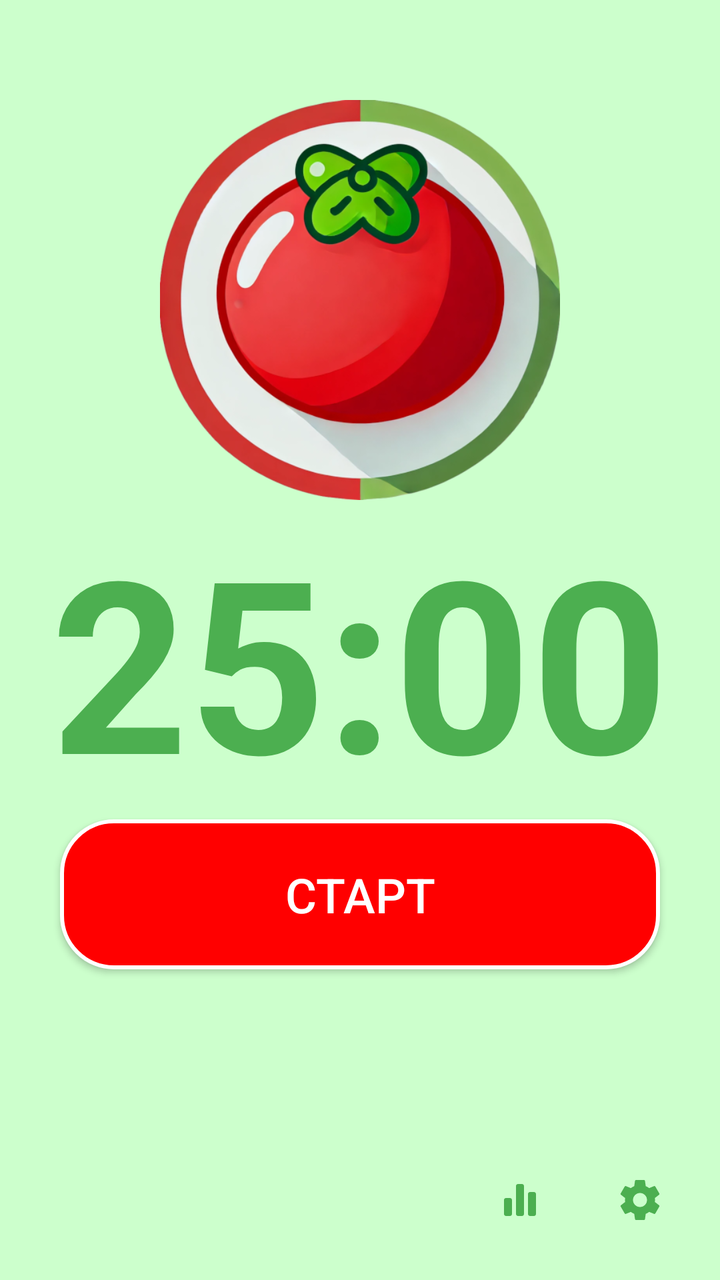
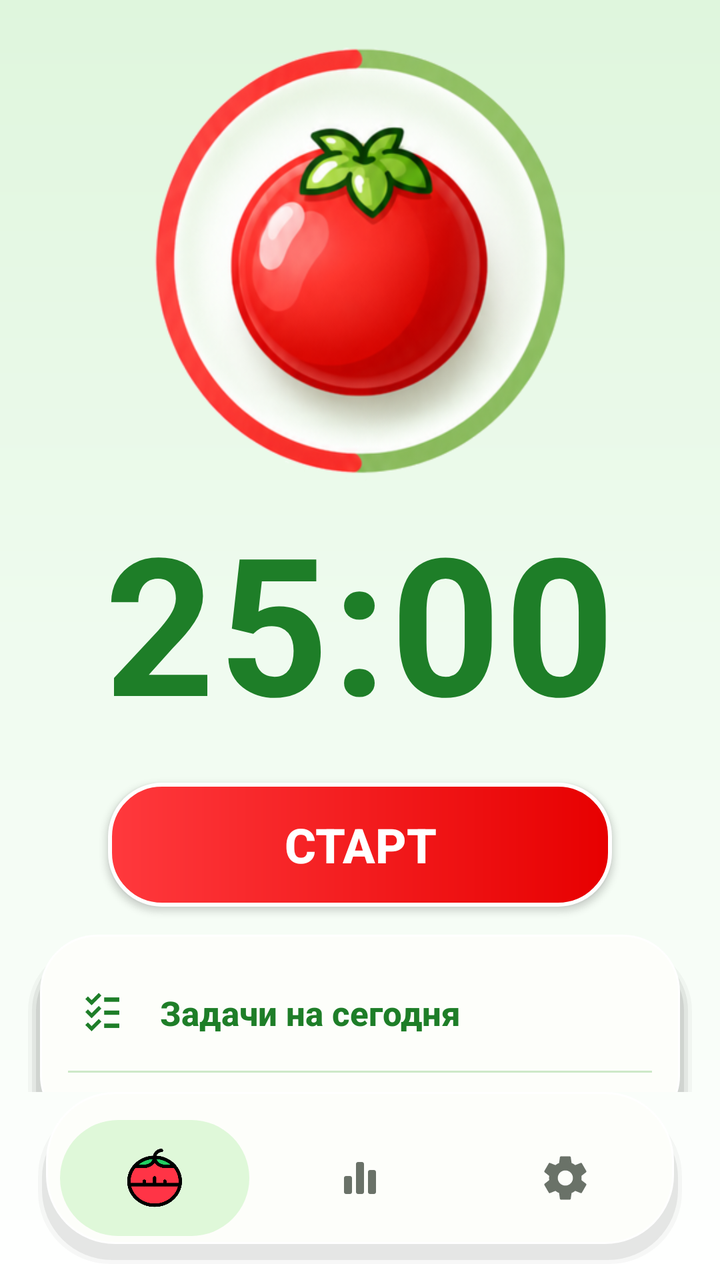

Compare the two renders of this Android layout. The source of the first and the diff that turns it into the second are given below.
<!-- AndroidManifest.xml: application theme Theme.Pomodoro -->
<!-- res/layout/activity_main.xml -->
<?xml version="1.0" encoding="utf-8"?>
<androidx.constraintlayout.widget.ConstraintLayout xmlns:android="http://schemas.android.com/apk/res/android"
    xmlns:app="http://schemas.android.com/apk/res-auto"
    android:layout_width="match_parent"
    android:layout_height="match_parent"
    android:background="@color/pale_green">

    
    <ImageView
        android:id="@+id/logo"
        android:layout_width="200dp"
        android:layout_height="200dp"
        android:layout_marginTop="50dp"
        android:src="@drawable/logo"
        app:layout_constraintEnd_toEndOf="parent"
        app:layout_constraintStart_toStartOf="parent"
        app:layout_constraintTop_toTopOf="parent" />

    
    <TextView
        android:id="@+id/timer_text"
        android:layout_width="wrap_content"
        android:layout_height="wrap_content"
        android:layout_marginBottom="24dp"
        android:text="@string/TimerInitialTime"
        android:textColor="@color/timer_green"
        android:textSize="120sp"
        android:textStyle="bold"
        app:layout_constraintEnd_toEndOf="parent"
        app:layout_constraintStart_toStartOf="parent"
        app:layout_constraintTop_toBottomOf="@id/logo" />

    
    <Button
        android:id="@+id/start_button"
        android:layout_width="@dimen/button_width"
        android:layout_height="@dimen/button_height"
        android:layout_marginBottom="24dp"
        android:background="@drawable/rounded_button"
        android:text="@string/Start"
        android:textColor="@android:color/white"
        android:textSize="24sp"
        app:layout_constraintEnd_toEndOf="parent"
        app:layout_constraintStart_toStartOf="parent"
        app:layout_constraintTop_toBottomOf="@id/timer_text" />

    
    <GridLayout
        android:id="@+id/tomato_grid"
        android:layout_width="wrap_content"
        android:layout_height="wrap_content"
        android:layout_marginTop="30dp"
        android:columnCount="6"
        android:rowCount="2"
        app:layout_constraintEnd_toEndOf="parent"
        app:layout_constraintStart_toStartOf="parent"
        app:layout_constraintTop_toBottomOf="@id/start_button" />

    
    <ImageButton
        android:id="@+id/statistics_button"
        android:layout_width="48dp"
        android:layout_height="48dp"
        android:layout_marginEnd="12dp"
        android:layout_marginBottom="16dp"
        android:background="?attr/selectableItemBackgroundBorderless"
        android:contentDescription="@string/statistics"
        android:padding="12dp"
        android:scaleType="centerInside"
        android:src="@drawable/ic_statistics"
        android:tint="@color/timer_green"
        app:layout_constraintBottom_toBottomOf="parent"
        app:layout_constraintEnd_toStartOf="@id/settings_button" />

    
    <ImageButton
        android:id="@+id/settings_button"
        android:layout_width="48dp"
        android:layout_height="48dp"
        android:layout_marginEnd="16dp"
        android:layout_marginBottom="16dp"
        android:background="?attr/selectableItemBackgroundBorderless"
        android:contentDescription="@string/settings"
        android:padding="12dp"
        android:scaleType="centerInside"
        android:src="@drawable/ic_settings"
        android:tint="@color/timer_green"
        app:layout_constraintBottom_toBottomOf="parent"
        app:layout_constraintEnd_toEndOf="parent" />

</androidx.constraintlayout.widget.ConstraintLayout>
<!-- resources referenced by this layout -->
<resources>
  <color name="pale_green">#CCFFCC</color>
  <color name="timer_green">#4CAF50</color>
  <dimen name="button_height">75dp</dimen>
  <dimen name="button_width">300dp</dimen>
  <!-- drawable logo: png bitmap (drawable, 169797 bytes) -->
  <!-- drawable rounded_button (drawable) -->
  <?xml version="1.0" encoding="utf-8"?>
  <shape xmlns:android="http://schemas.android.com/apk/res/android">
      <solid android:color="@color/button_red" /> 
  
      <corners android:radius="26dp" /> 
  
      <padding
          android:left="10dp"
          android:right="10dp"
          android:top="10dp"
          android:bottom="10dp" />
  
      <stroke
          android:width="2dp"
          android:color="@android:color/white" /> 
  </shape>
  <style name="Theme.Pomodoro" parent="Theme.AppCompat.Light.NoActionBar">
          
      </style>
  <color name="button_red">#FF0000</color>
  <!-- unchanged entries left out for length: 6 -->
</resources>

<!-- the commit's change to res/layout/activity_main.xml (unified diff, before → after) -->
@@ -3,89 +3,201 @@
     xmlns:app="http://schemas.android.com/apk/res-auto"
     android:layout_width="match_parent"
     android:layout_height="match_parent"
-    android:background="@color/pale_green">
-
-    
-    <ImageView
-        android:id="@+id/logo"
-        android:layout_width="200dp"
-        android:layout_height="200dp"
-        android:layout_marginTop="50dp"
-        android:src="@drawable/logo"
+    android:background="@drawable/bg_app_surface">
+
+    <ScrollView
+        android:id="@+id/main_scroll"
+        android:layout_width="0dp"
+        android:layout_height="0dp"
+        android:clipToPadding="false"
+        android:fillViewport="true"
+        android:overScrollMode="never"
+        android:scrollbars="none"
+        app:layout_constraintBottom_toTopOf="@id/bottom_navigation"
         app:layout_constraintEnd_toEndOf="parent"
         app:layout_constraintStart_toStartOf="parent"
-        app:layout_constraintTop_toTopOf="parent" />
-
-    
-    <TextView
-        android:id="@+id/timer_text"
-        android:layout_width="wrap_content"
-        android:layout_height="wrap_content"
-        android:layout_marginBottom="24dp"
-        android:text="@string/TimerInitialTime"
-        android:textColor="@color/timer_green"
-        android:textSize="120sp"
-        android:textStyle="bold"
+        app:layout_constraintTop_toTopOf="parent">
+
+        <LinearLayout
+            android:id="@+id/main_content"
+            android:layout_width="match_parent"
+            android:layout_height="wrap_content"
+            android:gravity="center_horizontal"
+            android:orientation="vertical"
+            android:paddingStart="@dimen/screen_horizontal_padding"
+            android:paddingTop="9dp"
+            android:paddingEnd="@dimen/screen_horizontal_padding"
+            android:paddingBottom="18dp">
+
+            <ImageView
+                android:id="@+id/logo"
+                android:layout_width="@dimen/main_logo_size"
+                android:layout_height="@dimen/main_logo_size"
+                android:adjustViewBounds="true"
+                android:contentDescription="@string/home"
+                android:scaleType="fitCenter"
+                android:src="@drawable/hero_tomato" />
+
+            <TextView
+                android:id="@+id/timer_text"
+                android:layout_width="wrap_content"
+                android:layout_height="wrap_content"
+                android:includeFontPadding="false"
+                android:letterSpacing="0.02"
+                android:text="@string/TimerInitialTime"
+                android:textColor="@color/timer_green"
+                android:textSize="96sp"
+                android:textStyle="bold" />
+
+            <Button
+                android:id="@+id/start_button"
+                android:layout_width="match_parent"
+                android:layout_height="@dimen/button_height"
+                android:layout_marginStart="42dp"
+                android:layout_marginTop="20dp"
+                android:layout_marginEnd="42dp"
+                android:background="@drawable/rounded_button"
+                android:fontFamily="sans-serif-medium"
+                android:text="@string/Start"
+                android:textColor="@android:color/white"
+                android:textSize="24sp"
+                android:textStyle="bold" />
+
+            <LinearLayout
+                android:id="@+id/tasks_card"
+                android:layout_width="match_parent"
+                android:layout_height="wrap_content"
+                android:layout_marginTop="14dp"
+                android:background="@drawable/bg_card"
+                android:orientation="vertical"
+                android:paddingStart="@dimen/card_padding"
+                android:paddingTop="22dp"
+                android:paddingEnd="@dimen/card_padding"
+                android:paddingBottom="22dp">
+
+                <LinearLayout
+                    android:layout_width="match_parent"
+                    android:layout_height="wrap_content"
+                    android:gravity="center_vertical"
+                    android:orientation="horizontal">
+
+                    <ImageView
+                        android:layout_width="34dp"
+                        android:layout_height="34dp"
+                        android:contentDescription="@string/tasks_today"
+                        android:padding="4dp"
+                        android:src="@drawable/ic_tasks" />
+
+                    <TextView
+                        android:layout_width="0dp"
+                        android:layout_height="wrap_content"
+                        android:layout_marginStart="12dp"
+                        android:layout_weight="1"
+                        android:fontFamily="sans-serif-medium"
+                        android:text="@string/tasks_today"
+                        android:textColor="@color/timer_green"
+                        android:textSize="17sp"
+                        android:textStyle="bold" />
+                </LinearLayout>
+
+                <View
+                    android:layout_width="match_parent"
+                    android:layout_height="1dp"
+                    android:layout_marginTop="12dp"
+                    android:layout_marginBottom="18dp"
+                    android:background="@drawable/bg_soft_divider" />
+
+                <GridLayout
+                    android:id="@+id/tomato_grid"
+                    android:layout_width="wrap_content"
+                    android:layout_height="wrap_content"
+                    android:layout_gravity="center_horizontal"
+                    android:alignmentMode="alignMargins"
+                    android:columnCount="5"
+                    android:rowCount="4"
+                    android:useDefaultMargins="false" />
+            </LinearLayout>
+        </LinearLayout>
+    </ScrollView>
+
+    <LinearLayout
+        android:id="@+id/bottom_navigation"
+        android:layout_width="0dp"
+        android:layout_height="@dimen/bottom_nav_height"
+        android:layout_marginStart="@dimen/bottom_nav_margin"
+        android:layout_marginEnd="@dimen/bottom_nav_margin"
+        android:layout_marginBottom="8dp"
+        android:background="@drawable/bg_bottom_nav"
+        android:gravity="center"
+        android:orientation="horizontal"
+        android:paddingStart="12dp"
+        android:paddingEnd="12dp"
+        app:layout_constraintBottom_toBottomOf="parent"
         app:layout_constraintEnd_toEndOf="parent"
-        app:layout_constraintStart_toStartOf="parent"
-        app:layout_constraintTop_toBottomOf="@id/logo" />
-
-    
-    <Button
-        android:id="@+id/start_button"
-        android:layout_width="@dimen/button_width"
-        android:layout_height="@dimen/button_height"
-        android:layout_marginBottom="24dp"
-        android:background="@drawable/rounded_button"
-        android:text="@string/Start"
-        android:textColor="@android:color/white"
-        android:textSize="24sp"
-        app:layout_constraintEnd_toEndOf="parent"
-        app:layout_constraintStart_toStartOf="parent"
-        app:layout_constraintTop_toBottomOf="@id/timer_text" />
-
-    
-    <GridLayout
-        android:id="@+id/tomato_grid"
-        android:layout_width="wrap_content"
-        android:layout_height="wrap_content"
-        android:layout_marginTop="30dp"
-        android:columnCount="6"
-        android:rowCount="2"
-        app:layout_constraintEnd_toEndOf="parent"
-        app:layout_constraintStart_toStartOf="parent"
-        app:layout_constraintTop_toBottomOf="@id/start_button" />
-
-    
-    <ImageButton
-        android:id="@+id/statistics_button"
-        android:layout_width="48dp"
-        android:layout_height="48dp"
-        android:layout_marginEnd="12dp"
-        android:layout_marginBottom="16dp"
-        android:background="?attr/selectableItemBackgroundBorderless"
-        android:contentDescription="@string/statistics"
-        android:padding="12dp"
-        android:scaleType="centerInside"
-        android:src="@drawable/ic_statistics"
-        android:tint="@color/timer_green"
-        app:layout_constraintBottom_toBottomOf="parent"
-        app:layout_constraintEnd_toStartOf="@id/settings_button" />
-
-    
-    <ImageButton
-        android:id="@+id/settings_button"
-        android:layout_width="48dp"
-        android:layout_height="48dp"
-        android:layout_marginEnd="16dp"
-        android:layout_marginBottom="16dp"
-        android:background="?attr/selectableItemBackgroundBorderless"
-        android:contentDescription="@string/settings"
-        android:padding="12dp"
-        android:scaleType="centerInside"
-        android:src="@drawable/ic_settings"
-        android:tint="@color/timer_green"
-        app:layout_constraintBottom_toBottomOf="parent"
-        app:layout_constraintEnd_toEndOf="parent" />
-
+        app:layout_constraintStart_toStartOf="parent">
+
+        <LinearLayout
+            android:id="@+id/home_button"
+            android:layout_width="0dp"
+            android:layout_height="@dimen/bottom_nav_item_height"
+            android:layout_weight="1"
+            android:background="@drawable/bg_nav_selected"
+            android:gravity="center"
+            android:orientation="horizontal"
+            android:paddingStart="8dp"
+            android:paddingEnd="8dp">
+
+            <ImageView
+                android:layout_width="@dimen/nav_icon_size"
+                android:layout_height="@dimen/nav_icon_size"
+                android:contentDescription="@string/home"
+                android:src="@drawable/tomato_red" />
+        </LinearLayout>
+
+        <LinearLayout
+            android:id="@+id/statistics_button"
+            android:layout_width="0dp"
+            android:layout_height="@dimen/bottom_nav_item_height"
+            android:layout_marginStart="8dp"
+            android:layout_weight="1"
+            android:clickable="true"
+            android:focusable="true"
+            android:foreground="?attr/selectableItemBackground"
+            android:gravity="center"
+            android:orientation="horizontal"
+            android:paddingStart="8dp"
+            android:paddingEnd="8dp">
+
+            <ImageView
+                android:layout_width="@dimen/nav_icon_size"
+                android:layout_height="@dimen/nav_icon_size"
+                android:contentDescription="@string/statistics"
+                android:padding="3dp"
+                android:src="@drawable/ic_statistics"
+                android:tint="@color/nav_inactive" />
+        </LinearLayout>
+
+        <LinearLayout
+            android:id="@+id/settings_button"
+            android:layout_width="0dp"
+            android:layout_height="@dimen/bottom_nav_item_height"
+            android:layout_marginStart="8dp"
+            android:layout_weight="1"
+            android:clickable="true"
+            android:focusable="true"
+            android:foreground="?attr/selectableItemBackground"
+            android:gravity="center"
+            android:orientation="horizontal"
+            android:paddingStart="8dp"
+            android:paddingEnd="8dp">
+
+            <ImageView
+                android:layout_width="@dimen/nav_icon_size"
+                android:layout_height="@dimen/nav_icon_size"
+                android:contentDescription="@string/settings"
+                android:padding="2dp"
+                android:src="@drawable/ic_settings"
+                android:tint="@color/nav_inactive" />
+        </LinearLayout>
+    </LinearLayout>
 </androidx.constraintlayout.widget.ConstraintLayout>
<!-- resource entries referenced after the edit -->
@@ -1,16 +1,159 @@
 <!-- resources referenced by this layout -->
 <resources>
-  <color name="pale_green">#CCFFCC</color>
-  <color name="timer_green">#4CAF50</color>
-  <dimen name="button_height">75dp</dimen>
-  <dimen name="button_width">300dp</dimen>
-  <!-- drawable logo: png bitmap (drawable, 169797 bytes) -->
+  <color name="nav_inactive">#6A7268</color>
+  <color name="pale_green">#EFFBEF</color>
+  <color name="white">#FFFFFFFF</color>
+  <color name="surface_card">#FDFEFA</color>
+  <dimen name="card_corner_radius">28dp</dimen>
+  <color name="timer_green_soft">#DFF8D9</color>
+  <color name="surface_line">#CDE8C8</color>
+  <color name="button_red_dark">#E70000</color>
+  <color name="button_red_light">#FF393D</color>
+  <color name="status_bar_gray">#5F5F5F</color>
+  <color name="timer_green">#1E7E28</color>
+  <dimen name="bottom_nav_height">86dp</dimen>
+  <dimen name="bottom_nav_item_height">58dp</dimen>
+  <dimen name="bottom_nav_margin">18dp</dimen>
+  <dimen name="button_height">62dp</dimen>
+  <dimen name="card_padding">22dp</dimen>
+  <dimen name="main_logo_size">250dp</dimen>
+  <dimen name="nav_icon_size">30dp</dimen>
+  <dimen name="screen_horizontal_padding">12dp</dimen>
+  <!-- drawable bg_app_surface (drawable) -->
+  <?xml version="1.0" encoding="utf-8"?>
+  <shape xmlns:android="http://schemas.android.com/apk/res/android">
+      <gradient
+          android:angle="90"
+          android:endColor="@color/pale_green_edge"
+          android:centerColor="@color/pale_green"
+          android:startColor="@color/white"
+          android:type="linear" />
+  </shape>
+  <!-- drawable bg_bottom_nav (drawable) -->
+  <?xml version="1.0" encoding="utf-8"?>
+  <layer-list xmlns:android="http://schemas.android.com/apk/res/android">
+      <item
+          android:left="1dp"
+          android:right="1dp"
+          android:top="6dp"
+          android:bottom="0dp">
+          <shape>
+              <solid android:color="#08000000" />
+              <corners android:radius="36dp" />
+          </shape>
+      </item>
+      <item
+          android:left="3dp"
+          android:right="3dp"
+          android:top="8dp"
+          android:bottom="2dp">
+          <shape>
+              <solid android:color="#12000000" />
+              <corners android:radius="35dp" />
+          </shape>
+      </item>
+      <item
+          android:left="5dp"
+          android:right="5dp"
+          android:top="0dp"
+          android:bottom="10dp">
+          <shape>
+              <solid android:color="@color/surface_card" />
+              <corners android:radius="34dp" />
+              <stroke
+                  android:width="1dp"
+                  android:color="@color/white" />
+          </shape>
+      </item>
+  </layer-list>
+  <!-- drawable bg_card (drawable) -->
+  <?xml version="1.0" encoding="utf-8"?>
+  <layer-list xmlns:android="http://schemas.android.com/apk/res/android">
+      <item
+          android:left="2dp"
+          android:right="2dp"
+          android:top="6dp"
+          android:bottom="0dp">
+          <shape>
+              <solid android:color="#08000000" />
+              <corners android:radius="32dp" />
+          </shape>
+      </item>
+      <item
+          android:left="4dp"
+          android:right="4dp"
+          android:top="7dp"
+          android:bottom="1dp">
+          <shape>
+              <solid android:color="#10000000" />
+              <corners android:radius="31dp" />
+          </shape>
+      </item>
+      <item
+          android:left="6dp"
+          android:right="6dp"
+          android:top="8dp"
+          android:bottom="2dp">
+          <shape>
+              <solid android:color="#15000000" />
+              <corners android:radius="30dp" />
+          </shape>
+      </item>
+      <item
+          android:left="8dp"
+          android:right="8dp"
+          android:top="0dp"
+          android:bottom="10dp">
+          <shape>
+              <solid android:color="@color/surface_card" />
+              <corners android:radius="@dimen/card_corner_radius" />
+              <stroke
+                  android:width="1dp"
+                  android:color="@color/white" />
+          </shape>
+      </item>
+  </layer-list>
+  <!-- drawable bg_nav_selected (drawable) -->
+  <?xml version="1.0" encoding="utf-8"?>
+  <shape xmlns:android="http://schemas.android.com/apk/res/android">
+      <solid android:color="@color/timer_green_soft" />
+      <corners android:radius="30dp" />
+  </shape>
+  <!-- drawable bg_soft_divider (drawable) -->
+  <?xml version="1.0" encoding="utf-8"?>
+  <shape xmlns:android="http://schemas.android.com/apk/res/android">
+      <solid android:color="@color/surface_line" />
+  </shape>
+  <!-- drawable hero_tomato: png bitmap (drawable-nodpi, 116437 bytes) -->
+  <!-- drawable ic_tasks (drawable) -->
+  <vector xmlns:android="http://schemas.android.com/apk/res/android"
+      android:width="24dp"
+      android:height="24dp"
+      android:viewportWidth="24"
+      android:viewportHeight="24">
+      <path
+          android:fillColor="@color/timer_green"
+          android:pathData="M7.2,6.2L5.5,4.5L4.3,5.7L7.2,8.6L11.7,4.1L10.5,2.9z" />
+      <path
+          android:fillColor="@color/timer_green"
+          android:pathData="M13,5h7v2h-7zM13,11h7v2h-7zM13,17h7v2h-7z" />
+      <path
+          android:fillColor="@color/timer_green"
+          android:pathData="M7.2,12.2L5.5,10.5L4.3,11.7L7.2,14.6L11.7,10.1L10.5,8.9z" />
+      <path
+          android:fillColor="@color/timer_green"
+          android:pathData="M7.2,18.2L5.5,16.5L4.3,17.7L7.2,20.6L11.7,16.1L10.5,14.9z" />
+  </vector>
   <!-- drawable rounded_button (drawable) -->
   <?xml version="1.0" encoding="utf-8"?>
   <shape xmlns:android="http://schemas.android.com/apk/res/android">
-      <solid android:color="@color/button_red" /> 
+      <gradient
+          android:angle="0"
+          android:endColor="@color/button_red_dark"
+          android:startColor="@color/button_red_light"
+          android:type="linear" />
   
-      <corners android:radius="26dp" /> 
+      <corners android:radius="26dp" />
   
       <padding
           android:left="10dp"
@@ -20,12 +163,19 @@
   
       <stroke
           android:width="2dp"
-          android:color="@android:color/white" /> 
+          android:color="@android:color/white" />
   </shape>
+  <!-- drawable tomato_red: png bitmap (drawable, 17652 bytes) -->
+  <string name="home">Главная</string>
+  <string name="tasks_today">Задачи на сегодня</string>
   <style name="Theme.Pomodoro" parent="Theme.AppCompat.Light.NoActionBar">
-          
+          <item name="android:fontFamily">sans-serif</item>
+          <item name="android:statusBarColor">@color/status_bar_gray</item>
+          <item name="android:navigationBarColor">@color/white</item>
+          <item name="android:windowLightNavigationBar">true</item>
+          <item name="colorAccent">@color/timer_green</item>
       </style>
-  <color name="button_red">#FF0000</color>
+  <color name="pale_green_edge">#DFF6DD</color>
   <!-- unchanged entries left out for length: 6 -->
 </resources>
 
